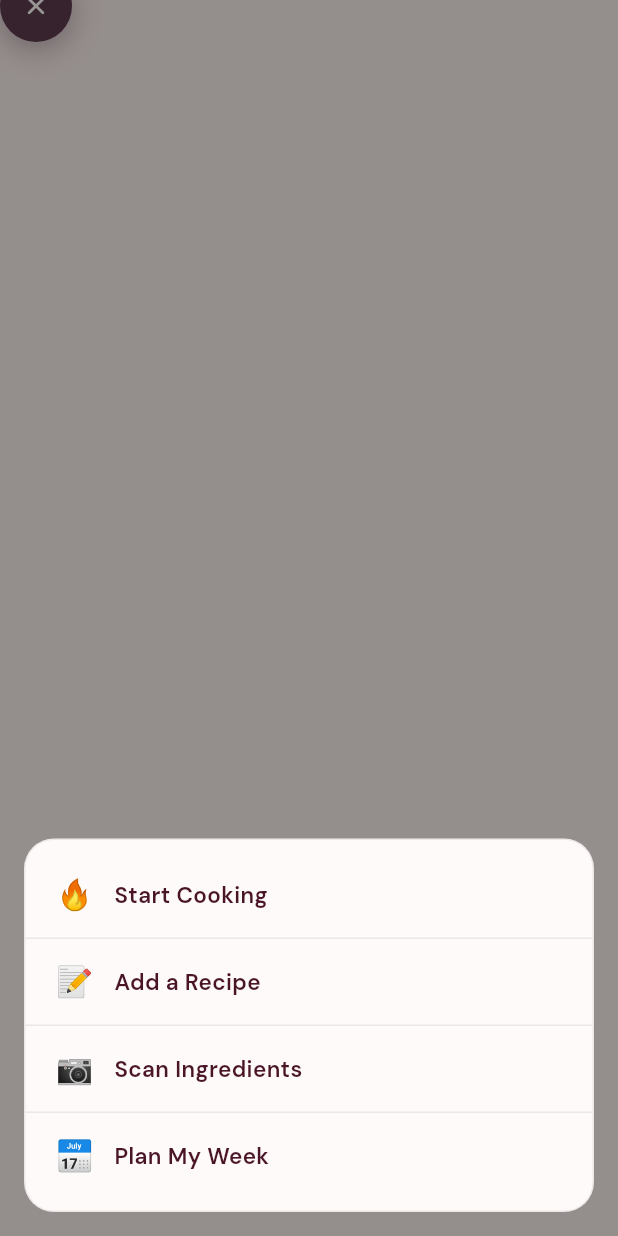
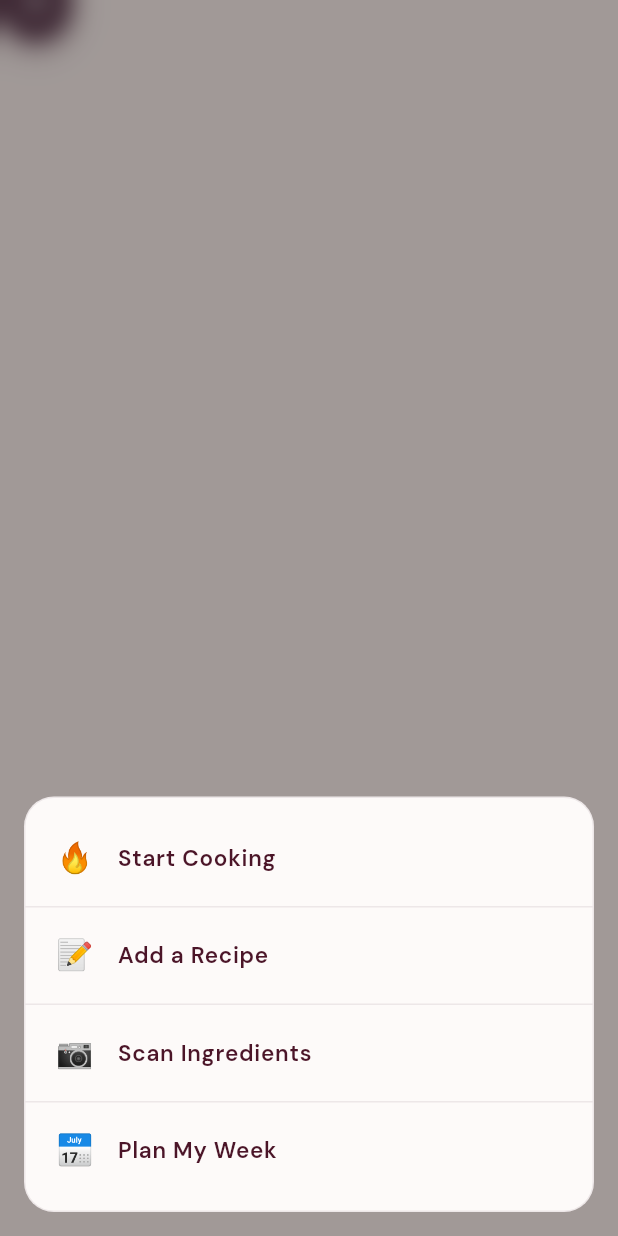
Before and after one commit to sy271/ladle_recipe_app, a Flutter app: the _QuickActionsButton widget shown alone on an empty page, opened directly, after a tap on an icon or button, on a phone screen of 412 x 824 dp. Run offline on Flutter 3.47's test engine with Material 3 defaults, Android fonts, the phone set to English and light mode, and no system bars; our stand-ins replace cached_network_image, firebase_auth, firebase_core, flutter_riverpod, go_router, google_fonts and 2 more; accounts and stored records are empty; network calls fail.

```diff
--- a/lib/widgets/bottom_nav.dart
+++ b/lib/widgets/bottom_nav.dart
@@ -1,3 +1,5 @@
+import 'dart:ui';
+
 import 'package:flutter/material.dart';
 import 'package:go_router/go_router.dart';
 import 'package:google_fonts/google_fonts.dart';
@@ -128,9 +130,30 @@ class _QuickActionsButtonState extends State<_QuickActionsButton> {
     final outerContext = context;
     await showModalBottomSheet<void>(
       context: context,
+      isScrollControlled: true,
       backgroundColor: Colors.transparent,
-      barrierColor: Colors.black.withValues(alpha: 0.4),
-      builder: (sheetContext) => _QuickActionsSheet(outerContext: outerContext),
+      barrierColor: Colors.transparent,
+      enableDrag: false,
+      builder: (sheetContext) {
+        return Stack(
+          children: [
+            Positioned.fill(
+              child: GestureDetector(
+                behavior: HitTestBehavior.opaque,
+                onTap: () => Navigator.of(sheetContext).pop(),
+                child: BackdropFilter(
+                  filter: ImageFilter.blur(sigmaX: 8, sigmaY: 8),
+                  child: Container(color: Colors.black.withValues(alpha: 0.35)),
+                ),
+              ),
+            ),
+            Align(
+              alignment: Alignment.bottomCenter,
+              child: _QuickActionsSheet(outerContext: outerContext),
+            ),
+          ],
+        );
+      },
     );
     if (mounted) setState(() => _isOpen = false);
   }
@@ -214,7 +237,6 @@ class _QuickActionsSheet extends StatelessWidget {
                 action: action,
                 colors: colors,
                 onTap: () {
-                  debugPrint('QUICK ACTION TAPPED: ${action.label}');
                   Navigator.of(context).pop();
                   action.onSelect(outerContext);
                 },
@@ -237,19 +259,15 @@ class _QuickActionRow extends StatelessWidget {
 
   @override
   Widget build(BuildContext context) {
-    return GestureDetector(
-      onTap: onTap,
-      child: Padding(
-        padding: const EdgeInsets.symmetric(horizontal: 20, vertical: 14),
-        child: Row(
-          children: [
-            Text(action.emoji, style: const TextStyle(fontSize: 20)),
-            const SizedBox(width: 14),
-            Text(
-              action.label,
-              style: GoogleFonts.dmSans(fontSize: 15, fontWeight: FontWeight.w600, color: colors.heading),
-            ),
-          ],
+    return Material(
+      color: Colors.transparent,
+      child: ListTile(
+        onTap: onTap,
+        contentPadding: const EdgeInsets.symmetric(horizontal: 20, vertical: 4),
+        leading: Text(action.emoji, style: const TextStyle(fontSize: 20)),
+        title: Text(
+          action.label,
+          style: GoogleFonts.dmSans(fontSize: 15, fontWeight: FontWeight.w600, color: colors.heading),
         ),
       ),
     );
```
Also changed, not shown: firebase.json, 2 other files.
